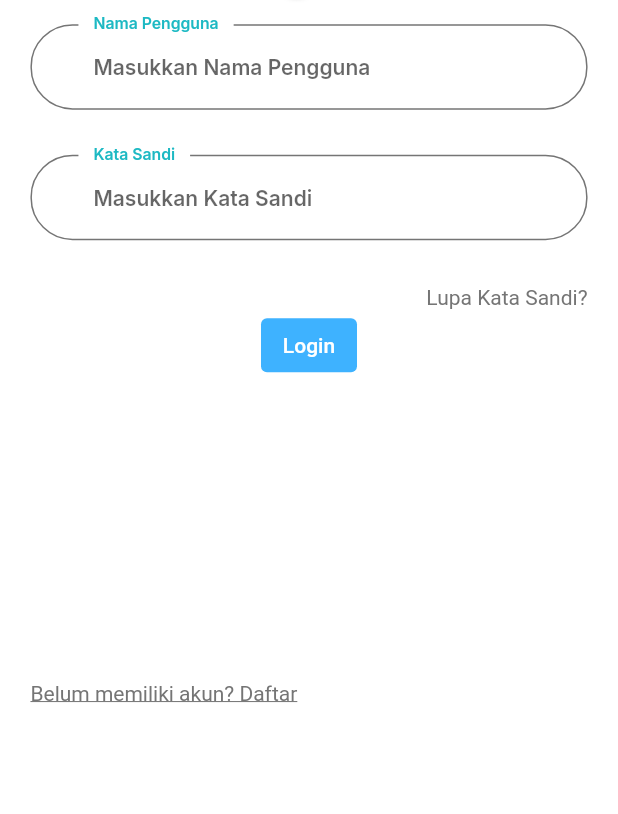
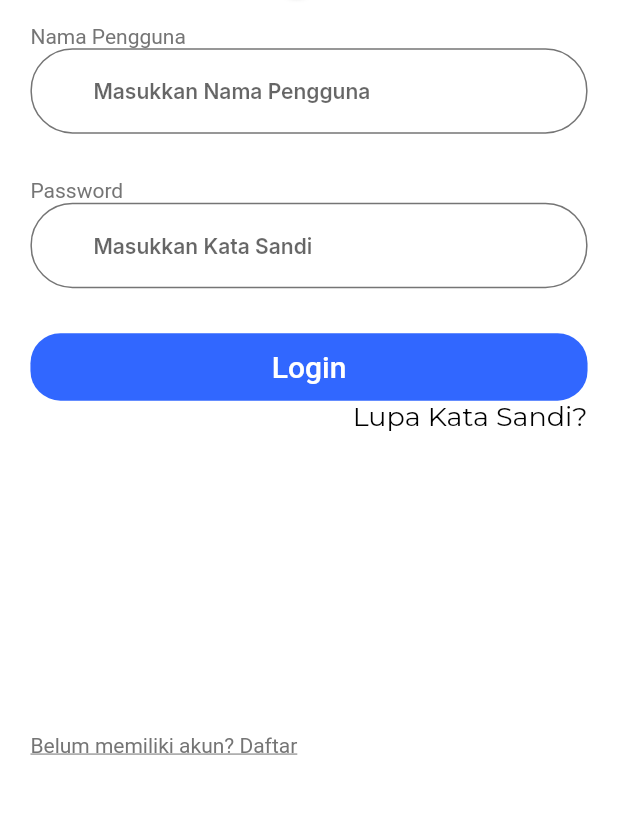
Before and after one commit to Ramadhanputra1121/code_flutter, a Flutter app: the screen it shows after launch, on a phone screen of 412 x 824 dp, the part 390-1204 px from its top. Run offline on Flutter 3.47's test engine with Material 2 defaults, Android fonts, the phone set to English and light mode, and no system bars; drawn by our look-alikes of simple_shadow; our stand-ins replace google_fonts; Roboto replaces fonts that are missing (Muli).

Commit message:
Update LoginForm.dart

```diff
--- a/collagen/lib/Components/Login/LoginForm.dart
+++ b/collagen/lib/Components/Login/LoginForm.dart
@@ -2,6 +2,7 @@ import 'package:collagen/Screens/Register/Registrasi.dart';
 import 'package:collagen/utils/constants.dart';
 import 'package:flutter/cupertino.dart';
 import 'package:flutter/material.dart';
+import 'package:google_fonts/google_fonts.dart';
 
 class SignInForm extends StatefulWidget {
   @override
@@ -9,7 +10,6 @@ class SignInForm extends StatefulWidget {
 }
 
 class _SignInForm extends State<SignInForm> {
-
   final _formKey = GlobalKey<FormState>();
   String? username;
   String? password;
@@ -24,28 +24,52 @@ class _SignInForm extends State<SignInForm> {
     return Form(
       child: Column(
         children: [
+          Row(
+            children: [Text("Nama Pengguna")],
+          ),
           buildUserName(),
-          SizedBox(height:30),
+          SizedBox(height: 30),
+          Row(
+            children: [Text("Password")],
+          ),
           buildPassword(),
-          SizedBox(height:30),
+          SizedBox(height: 30),
+          Container(
+            width: 400,
+            height: 45,
+            child: TextButton(
+              style: TextButton.styleFrom(
+                backgroundColor: Color(0xff3167FF),
+                shape: RoundedRectangleBorder(
+                  borderRadius: BorderRadius.circular(20),
+                ),
+              ),
+              onPressed: () {},
+              child: Text(
+                "Login",
+                style: TextStyle(
+                  color: Color(0xffffffff),
+                  fontSize: 20,
+                ),
+              ),
+            ),
+          ),
           Row(
             children: [
               Spacer(),
               GestureDetector(
                 onTap: () {},
                 child: Text(
-                    "Lupa Kata Sandi?",
+                  "Lupa Kata Sandi?",
+                  style: GoogleFonts.montserrat(
+                    textStyle: TextStyle(
+                      color: Color(0xff000000),
+                      fontSize: 18,
+                    ),
+                  ),
                 ),
               )
             ],
-          ),
-          TextButton(
-            style: ButtonStyle(
-              backgroundColor: MaterialStateColor.resolveWith((states) => kColorBlue),
-              foregroundColor: MaterialStateProperty.all<Color>(Colors.white),
-            ),
-            onPressed: () { },
-            child: Text('Login'),
           ),
           SizedBox(
             height: 200,
@@ -56,7 +80,10 @@ class _SignInForm extends State<SignInForm> {
                 onTap: () {
                   Navigator.pop(context, RegisterScreen.routeName);
                 },
-                child: Text("Belum memiliki akun? Daftar", style: TextStyle(decoration: TextDecoration.underline),),
+                child: Text(
+                  "Belum memiliki akun? Daftar",
+                  style: TextStyle(decoration: TextDecoration.underline),
+                ),
               )
             ],
           )
@@ -71,10 +98,9 @@ class _SignInForm extends State<SignInForm> {
       keyboardType: TextInputType.text,
       style: mTitleStyle,
       decoration: InputDecoration(
-        labelText: 'Nama Pengguna',
         hintText: 'Masukkan Nama Pengguna',
-        labelStyle: TextStyle(
-            color: focusNode.hasFocus ? mTitleColor : kPrimaryColor),
+        labelStyle:
+            TextStyle(color: focusNode.hasFocus ? mTitleColor : kPrimaryColor),
         floatingLabelBehavior: FloatingLabelBehavior.always,
       ),
     );
@@ -86,7 +112,6 @@ class _SignInForm extends State<SignInForm> {
       obscureText: true,
       style: mTitleStyle,
       decoration: InputDecoration(
-        labelText: 'Kata Sandi',
         hintText: 'Masukkan Kata Sandi',
         labelStyle: TextStyle(
             color: focusNode.hasFocus ? mSubtitleColor : kPrimaryColor),
```
